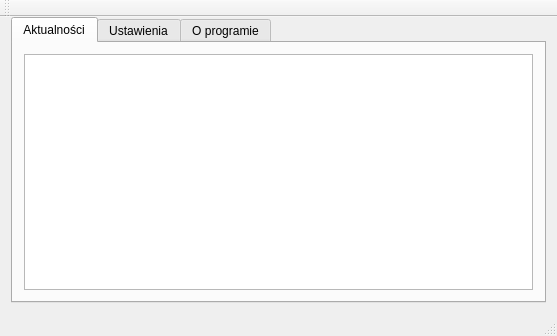
Before: the Qt Designer form ui/mainwindow.ui in poxip/qcodedesk, drawn with Qt 5.
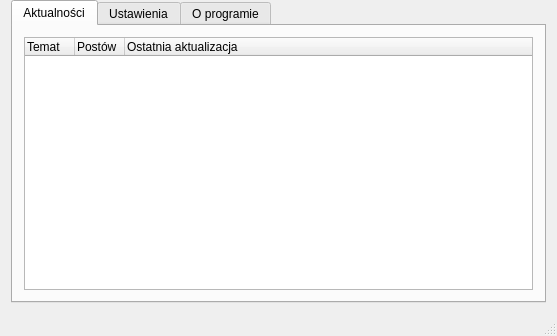
After: the same form once the commit is applied. Icons and pictures are not drawn.

Commit message: Some corrects to status bar

The edit to the form file:
```diff
--- a/ui/mainwindow.ui
+++ b/ui/mainwindow.ui
@@ -85,7 +85,7 @@
              <bool>false</bool>
             </property>
             <attribute name="headerVisible">
-             <bool>false</bool>
+             <bool>true</bool>
             </attribute>
             <attribute name="headerCascadingSectionResizes">
              <bool>false</bool>
@@ -339,14 +339,6 @@
     </item>
    </layout>
   </widget>
-  <widget class="QToolBar" name="mainToolBar">
-   <attribute name="toolBarArea">
-    <enum>TopToolBarArea</enum>
-   </attribute>
-   <attribute name="toolBarBreak">
-    <bool>false</bool>
-   </attribute>
-  </widget>
   <widget class="QStatusBar" name="statusBar"/>
   <action name="actionAboutButton">
    <property name="text">
```
The commit also changes 1 other file.
